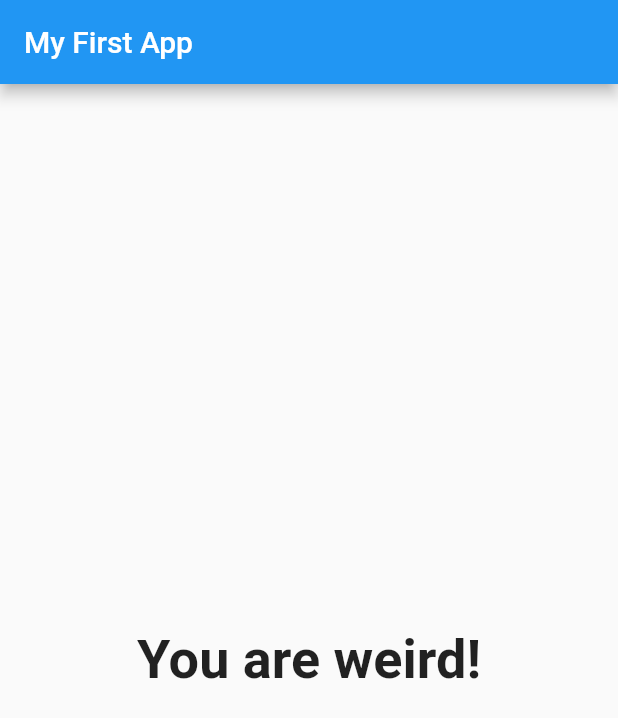
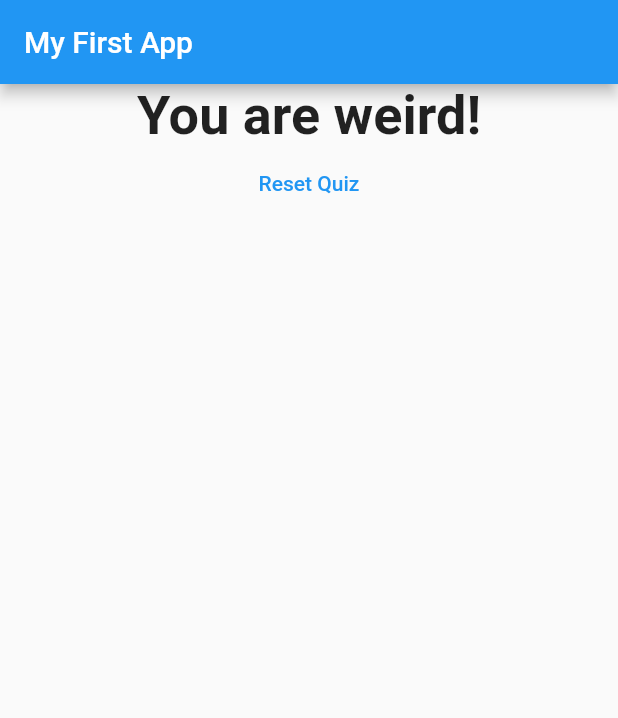
Before and after one commit to stkuwanda/quiz_app_flutter, a Flutter app: the screen it shows after launch, after a tap on "Black", after a tap on "Bear", after a tap on "Takura", on a phone screen of 412 x 824 dp. Shown: the top 718 px of the screen. Run offline on Flutter 3.47's test engine with Material 2 defaults, Android fonts, the phone set to English and light mode, and no system bars.

Commit message:
added reset quiz button and functionality

```diff
--- a/lib/main.dart
+++ b/lib/main.dart
@@ -56,6 +56,13 @@ class _MyAppState extends State<MyApp> {
     }
   }
 
+  void _resetQuiz() {
+    setState(() {
+      _questionIndex = 0;
+      _totalScore = 0;
+    });
+  }
+
   @override
   Widget build(BuildContext context) {
     return MaterialApp(
@@ -65,7 +72,7 @@ class _MyAppState extends State<MyApp> {
         ),
         body: _questionIndex < _questions.length
             ? Quiz(_questions, _questionIndex, _answerQuestion)
-            : Result(_totalScore),
+            : Result(_totalScore, _resetQuiz),
       ),
     );
   }
--- a/lib/result.dart
+++ b/lib/result.dart
@@ -2,15 +2,16 @@ import 'package:flutter/material.dart';
 
 class Result extends StatelessWidget {
   final int resultScore;
-  Result(this.resultScore);
+  final Function resetHandler;
+  Result(this.resultScore, this.resetHandler);
 
   String get resultPhrase {
     String resultText;
-    if(resultScore <= 20){
+    if (resultScore <= 20) {
       resultText = 'You are awesome and innocent!';
-    } else if(resultScore <= 25){
+    } else if (resultScore <= 25) {
       resultText = 'You are pretty likeable!';
-    } else if(resultScore <= 30){
+    } else if (resultScore <= 30) {
       resultText = 'You are weird!';
     } else {
       resultText = 'You monster!';
@@ -21,7 +22,9 @@ class Result extends StatelessWidget {
   @override
   Widget build(BuildContext context) {
     return Center(
-      child: Text(
+      child: Column(
+        children: [
+          Text(
             resultPhrase,
             style: TextStyle(
               fontSize: 36,
@@ -29,6 +32,13 @@ class Result extends StatelessWidget {
             ),
             textAlign: TextAlign.center,
           ),
+          FlatButton(
+            onPressed: resetHandler,
+            child: Text('Reset Quiz'),
+            textColor: Colors.blue,
+          ),
+        ],
+      ),
     );
   }
 }
```
Lines whose indentation alone changed are shown as unchanged.
